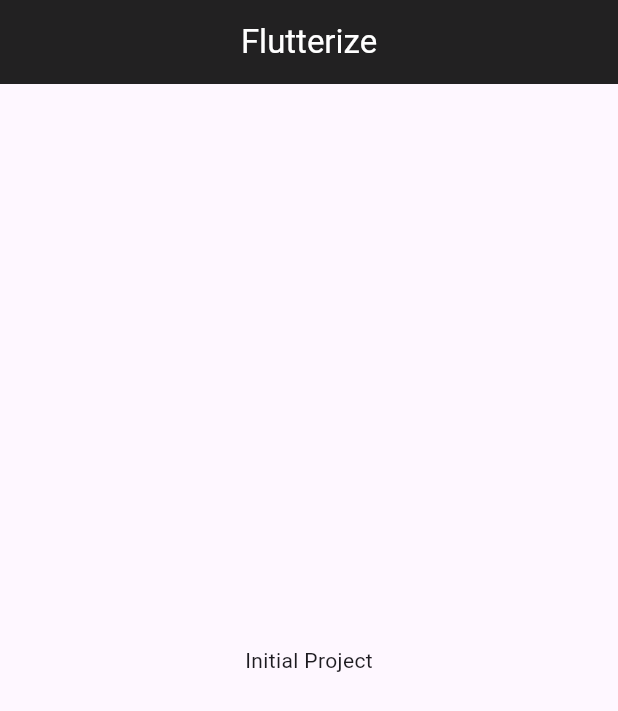
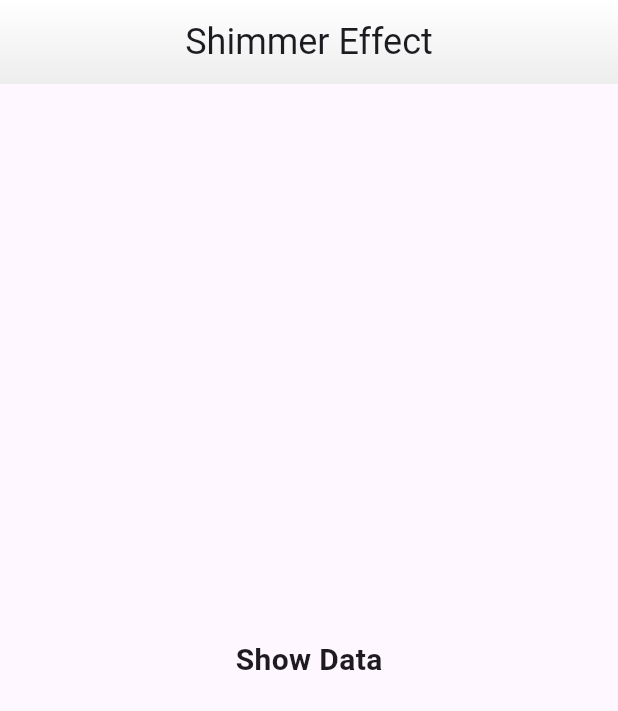
Before and after one commit to Rvkt/Flutterize, a Flutter app: the screen it shows after launch, on a phone screen of 412 x 824 dp. Shown: the top 711 px of the screen. Run offline on Flutter 3.47's test engine with Material 3 defaults, Android fonts, the phone set to English and light mode, and no system bars; our stand-ins replace shimmer.

Commit message:
feat: shimmer effect
- custom appbar

```diff
--- a/lib/main.dart
+++ b/lib/main.dart
@@ -1,4 +1,5 @@
 import 'package:flutter/material.dart';
+import 'package:flutterize/modules/shimmer_effect/shimmer_effect_screen.dart';
 
 void main() {
   runApp(const MyApp());
@@ -17,19 +18,7 @@ class MyApp extends StatelessWidget {
         visualDensity: VisualDensity.adaptivePlatformDensity,
         useMaterial3: true,
       ),
-      home: Scaffold(
-        appBar: AppBar(
-          title: const Text(
-            'Flutterize',
-            style: TextStyle(color: Colors.white),
-          ),
-          centerTitle: true,
-          backgroundColor: Colors.black87,
-        ),
-        body: const Center(
-          child: Text('Initial Project'),
-        ),
-      ),
+      home: const ShimmerEffectScreen(),
     );
   }
 }
--- /dev/null
+++ b/lib/modules/shimmer_effect/shimmer_effect_screen.dart
@@ -0,0 +1,109 @@
+import 'dart:async';
+import 'package:flutter/material.dart';
+import 'package:flutterize/widgets/custom_appbar.dart';
+import 'package:shimmer/shimmer.dart';
+
+class ShimmerEffectScreen extends StatefulWidget {
+  const ShimmerEffectScreen({super.key});
+
+  @override
+  State<ShimmerEffectScreen> createState() => _ShimmerEffectScreenState();
+}
+
+class _ShimmerEffectScreenState extends State<ShimmerEffectScreen> {
+  bool isLoading = true;
+
+  @override
+  void initState() {
+    // TODO: implement initState
+    super.initState();
+    Timer(const Duration(seconds: 5), () {
+      setState(() {
+        isLoading = false;
+      });
+    });
+  }
+
+  @override
+  Widget build(BuildContext context) {
+    return Scaffold(
+      appBar: const CustomAppBar(title: 'Shimmer Effect',),
+      body: Center(
+        child: isLoading
+            ? buildTextShimmerEffect()
+            : const Text(
+                'Show Data',
+                style: TextStyle(fontSize: 20, fontWeight: FontWeight.bold),
+              ),
+      ),
+    );
+  }
+}
+
+// Widget buildShimmerEffect() {
+//   return Shimmer.fromColors(
+//     baseColor: Colors.grey.shade300,
+//     highlightColor: Colors.grey.shade100,
+//     child: const Center(
+//       child: Text(
+//         'Loading',
+//         style: TextStyle(
+//           fontSize: 20,
+//           fontWeight: FontWeight.bold,
+//         ),
+//       ),
+//     ),
+//   );
+// }
+
+Shimmer buildTextShimmerEffect() {
+  return Shimmer.fromColors(
+    baseColor: Colors.grey.shade300,
+    highlightColor: Colors.grey.shade100,
+    child: const Center(
+      child: Text(
+        'Loading',
+        style: TextStyle(
+          fontSize: 20,
+          fontWeight: FontWeight.bold,
+        ),
+      ),
+    ),
+  );
+}
+
+// Widget buildShimmerEffect() {
+//   return ListView.builder(
+//     itemCount: 10,
+//     itemBuilder: (context, index) {
+//       return Shimmer.fromColors(
+//         baseColor: Colors.grey.shade300,
+//         highlightColor: Colors.grey.shade100,
+//         child: ListTile(
+//           leading: Container(
+//             width: 48,
+//             height: 48,
+//             color: Colors.white,
+//           ),
+//           title: Container(
+//             height: 14,
+//             color: Colors.white,
+//           ),
+//           subtitle: Column(
+//             crossAxisAlignment: CrossAxisAlignment.start,
+//             children: [
+//               Container(
+//                 height: 14,
+//                 color: Colors.white,
+//               ), Container(
+//                 height: 14,
+//                 color: Colors.white,
+//                 margin: const EdgeInsets.only(top: 8),
+//               ),
+//             ],
+//           ),
+//         ),
+//       );
+//     },
+//   );
+// }
--- /dev/null
+++ b/lib/widgets/custom_appbar.dart
@@ -0,0 +1,46 @@
+import 'package:flutter/material.dart';
+
+class CustomAppBar extends StatelessWidget implements PreferredSizeWidget {
+  final String title;
+
+  const CustomAppBar({
+    super.key,
+    required this.title,
+  });
+
+  @override
+  Widget build(BuildContext context) {
+    return PreferredSize(
+      preferredSize: const Size.fromHeight(50.0),
+      child: AppBar(
+        centerTitle: true,
+        backgroundColor: Colors.grey.shade200,
+        elevation: 3,
+        flexibleSpace: Container(
+          // height: 48,
+          decoration: BoxDecoration(
+            gradient: LinearGradient(
+              colors: [
+                Colors.white,
+                Colors.grey.shade200,
+              ],
+              stops: const [0, 0.95],
+              begin: Alignment.topCenter,
+              end: Alignment.bottomCenter,
+            ),
+          ),
+        ),
+        title: Text(
+          title,
+          style: const TextStyle(
+            // color: Colors.black87,
+            fontSize: 24,
+          ),
+        ),
+      ),
+    );
+  }
+
+  @override
+  Size get preferredSize => const Size.fromHeight(kToolbarHeight);
+}
--- a/pubspec.yaml
+++ b/pubspec.yaml
@@ -10,6 +10,7 @@ dependencies:
   flutter:
     sdk: flutter
   cupertino_icons: ^1.0.6
+  shimmer: ^3.0.0
 
 dev_dependencies:
   flutter_test:
```
Also changed, not shown: pubspec.lock.
